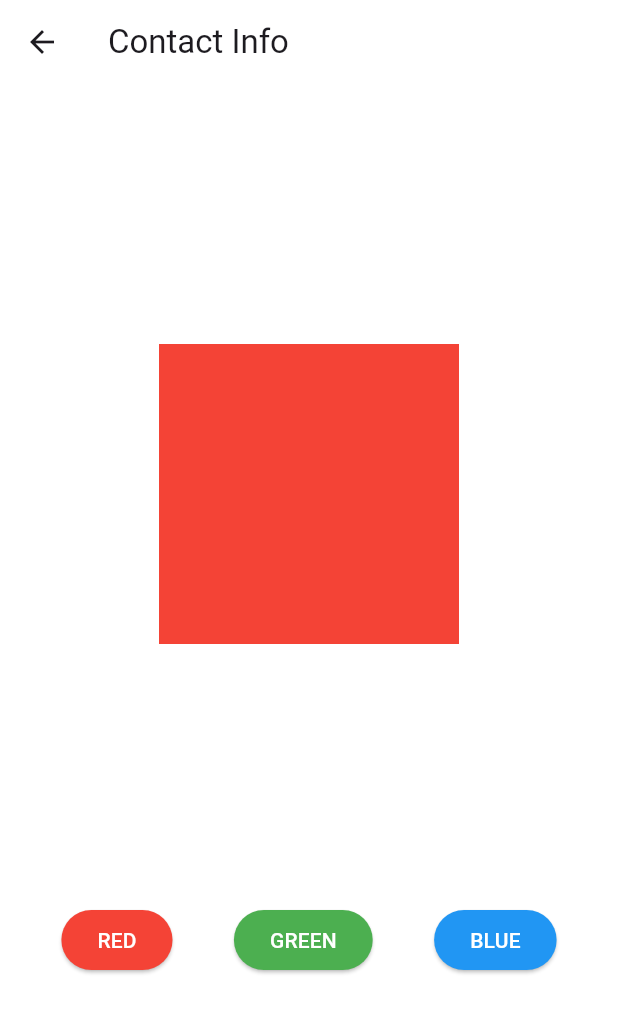
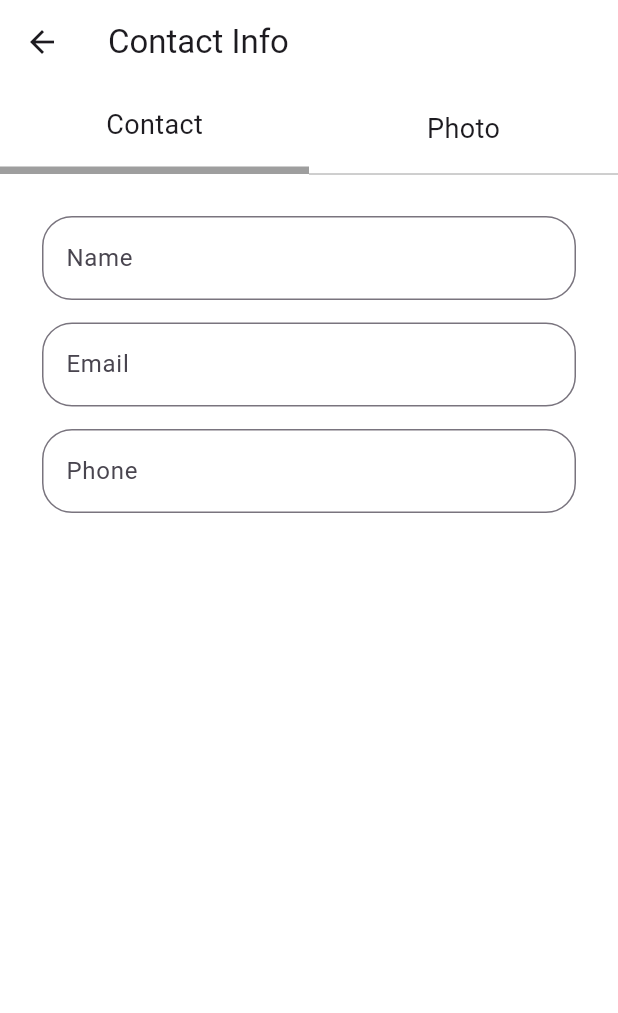
Before and after one commit to ParamKumar-Jadvani/resume_builder_appliaction, a Flutter app: the ContactInfo screen opened by its route, on a phone screen of 412 x 824 dp. Shown: the top 1013 px of the screen. Run offline on Flutter 3.47's test engine with Material 3 defaults, Android fonts, the phone set to English and light mode, and no system bars.

Commit message:
Indexed Stack With TextField

```diff
--- /dev/null
+++ b/lib/utils/extension.dart
@@ -0,0 +1,6 @@
+import 'package:flutter/cupertino.dart';
+
+extension MySize on int {
+  SizedBox get h => SizedBox(height: toDouble());
+  SizedBox get w => SizedBox(width: toDouble());
+}
--- a/lib/views/builder_option_page/all_options/contact_info/contact_info.dart
+++ b/lib/views/builder_option_page/all_options/contact_info/contact_info.dart
@@ -1,4 +1,5 @@
 import 'package:flutter/material.dart';
+import 'package:resume_builder_appliaction/utils/extension.dart';
 
 class ContactInfo extends StatefulWidget {
   const ContactInfo({super.key});
@@ -9,24 +10,10 @@ class ContactInfo extends StatefulWidget {
 
 class _ContactInfoState extends State<ContactInfo> {
   int index = 0;
-  List<Map> colors = [
-    {
-      'name': "RED",
-      'color': Colors.red,
-    },
-    {
-      'name': "GREEN",
-      'color': Colors.green,
-    },
-    {
-      'name': "BLUE",
-      'color': Colors.blue,
-    },
-  ];
-
-  void setIndex(int i) {
-    index = i;
-    setState(() {});
+  void setIndex({required int index}) {
+    setState(() {
+      this.index = index;
+    });
   }
 
   @override
@@ -39,39 +26,126 @@ class _ContactInfoState extends State<ContactInfo> {
       ),
       body: Center(
         child: Column(
-          mainAxisAlignment: MainAxisAlignment.spaceEvenly,
           children: [
-            IndexedStack(
-              index: index,
-              clipBehavior: Clip.none,
-              alignment: Alignment.center,
-              children: colors
-                  .map(
-                    (e) => Container(
-                      height: 200,
-                      width: 200,
-                      color: e['color'],
+            Row(
+              children: [
+                Expanded(
+                  child: GestureDetector(
+                    onTap: () {
+                      setIndex(index: 0);
+                    },
+                    child: Container(
+                      height: 60,
+                      alignment: Alignment.center,
+                      decoration: BoxDecoration(
+                        color: Colors.white,
+                        border: Border(
+                          bottom: BorderSide(
+                            color: Colors.grey,
+                            width: index == 0 ? 5 : 0,
+                          ),
+                        ),
+                      ),
+                      child: const Center(
+                        child: Text(
+                          'Contact',
+                          style: TextStyle(
+                            fontSize: 18,
+                          ),
+                        ),
+                      ),
                     ),
-                  )
-                  .toList(),
+                  ),
+                ),
+                Expanded(
+                  child: GestureDetector(
+                    onTap: () {
+                      setIndex(index: 1);
+                    },
+                    child: Container(
+                      height: 60,
+                      alignment: Alignment.center,
+                      decoration: BoxDecoration(
+                        color: Colors.white,
+                        border: Border(
+                          bottom: BorderSide(
+                            color: Colors.grey,
+                            width: index == 1 ? 5 : 0,
+                          ),
+                        ),
+                      ),
+                      child: const Center(
+                        child: Text(
+                          'Photo',
+                          style: TextStyle(
+                            fontSize: 18,
+                          ),
+                        ),
+                      ),
+                    ),
+                  ),
+                )
+              ],
             ),
-            Row(
-              mainAxisAlignment: MainAxisAlignment.spaceEvenly,
-              children: colors
-                  .map(
-                    (e) => ElevatedButton(
-                      onPressed: () {
-                        setIndex(
-                          colors.indexOf(e),
-                        );
-                      },
-                      style: ElevatedButton.styleFrom(
-                          backgroundColor: e['color'],
-                          foregroundColor: Colors.white),
-                      child: Text(e['name']),
+            Expanded(
+              child: Padding(
+                padding: const EdgeInsets.all(16),
+                child: IndexedStack(
+                  index: index,
+                  children: [
+                    // Contact Page
+                    Container(
+                      decoration: BoxDecoration(
+                        color: Colors.white,
+                      ),
+                      padding: const EdgeInsets.all(12.0),
+                      child: Column(
+                        mainAxisSize: MainAxisSize.min,
+                        children: [
+                          TextField(
+                            decoration: InputDecoration(
+                              border: OutlineInputBorder(
+                                borderRadius: BorderRadius.circular(20),
+                              ),
+                              labelText: 'Name',
+                              hintText: 'Enter Name',
+                            ),
+                          ),
+                          15.h,
+                          TextField(
+                            decoration: InputDecoration(
+                              border: OutlineInputBorder(
+                                borderRadius: BorderRadius.circular(20),
+                              ),
+                              labelText: 'Email',
+                              hintText: 'Enter Email',
+                            ),
+                          ),
+                          15.h,
+                          TextField(
+                            decoration: InputDecoration(
+                              border: OutlineInputBorder(
+                                borderRadius: BorderRadius.circular(20),
+                              ),
+                              labelText: 'Phone',
+                              hintText: 'Enter Phone',
+                            ),
+                          ),
+                        ],
+                      ),
                     ),
-                  )
-                  .toList(),
+                    // Photo Page
+                    Container(
+                      decoration: const BoxDecoration(
+                        color: Colors.blueAccent,
+                      ),
+                      child: const Column(
+                        mainAxisSize: MainAxisSize.min,
+                      ),
+                    ),
+                  ],
+                ),
+              ),
             ),
           ],
         ),
```
